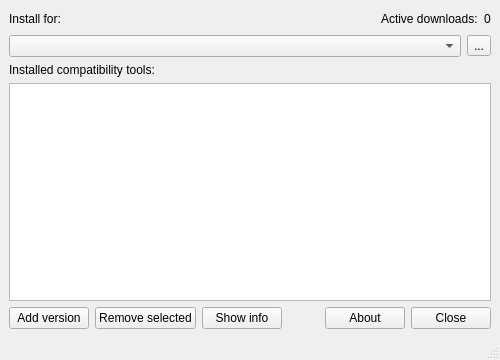
First picture: the form in share/pupgui2/ui/pupgui2_mainwindow.ui, repository DavidoTek/ProtonUp-Qt, before the edit.
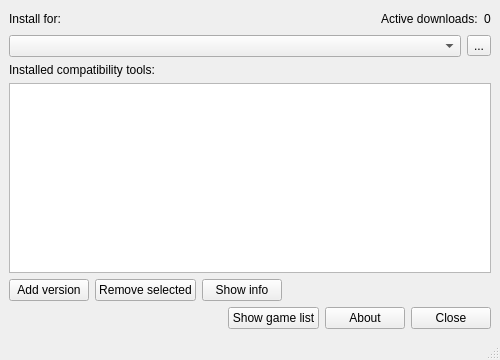
Second picture: the form after the edit. Icons and pictures are not drawn.

Commit message:
Prep for game list dialog
Plan: Show game list and which tools are used. Compat tools can be edited.

May be useful for https://github.com/DavidoTek/ProtonUp-Qt/issues/18

The edit to the form file:
```diff
--- a/share/pupgui2/ui/pupgui2_mainwindow.ui
+++ b/share/pupgui2/ui/pupgui2_mainwindow.ui
@@ -142,6 +142,30 @@
         </property>
        </spacer>
       </item>
+     </layout>
+    </item>
+    <item>
+     <layout class="QHBoxLayout" name="horizontalLayout_3">
+      <item>
+       <spacer name="horizontalSpacer_3">
+        <property name="orientation">
+         <enum>Qt::Horizontal</enum>
+        </property>
+        <property name="sizeHint" stdset="0">
+         <size>
+          <width>40</width>
+          <height>20</height>
+         </size>
+        </property>
+       </spacer>
+      </item>
+      <item>
+       <widget class="QPushButton" name="btnShowGameList">
+        <property name="text">
+         <string>Show game list</string>
+        </property>
+       </widget>
+      </item>
       <item>
        <widget class="QPushButton" name="btnAbout">
         <property name="text">
```
The commit also changes 3 other files.
